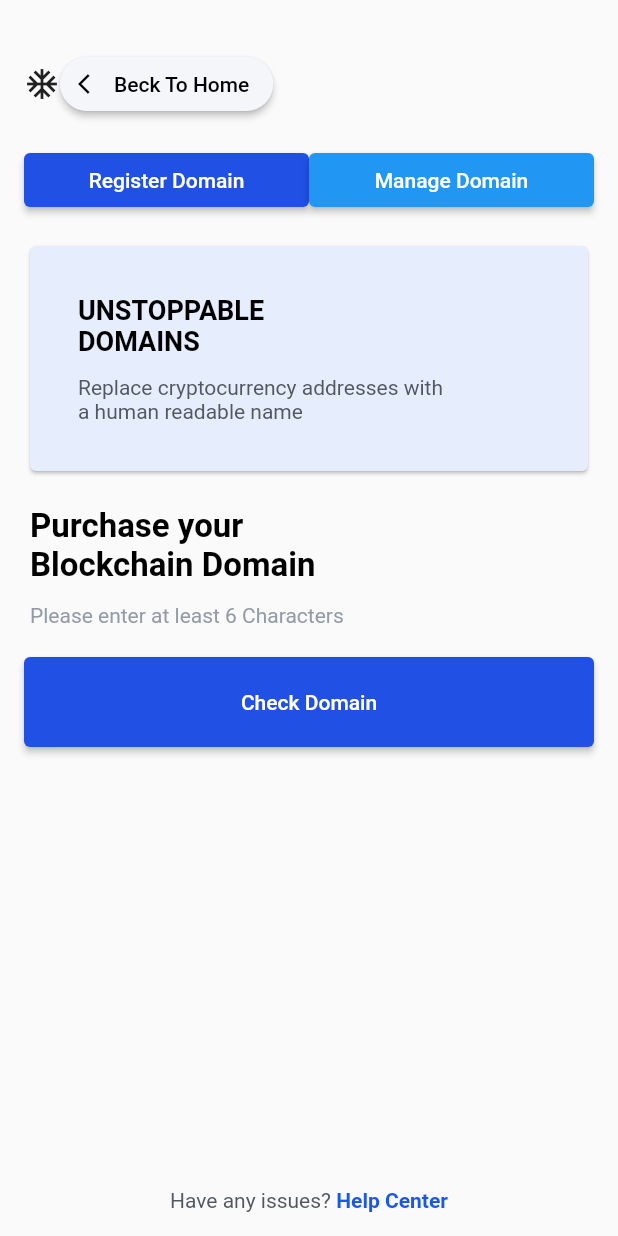
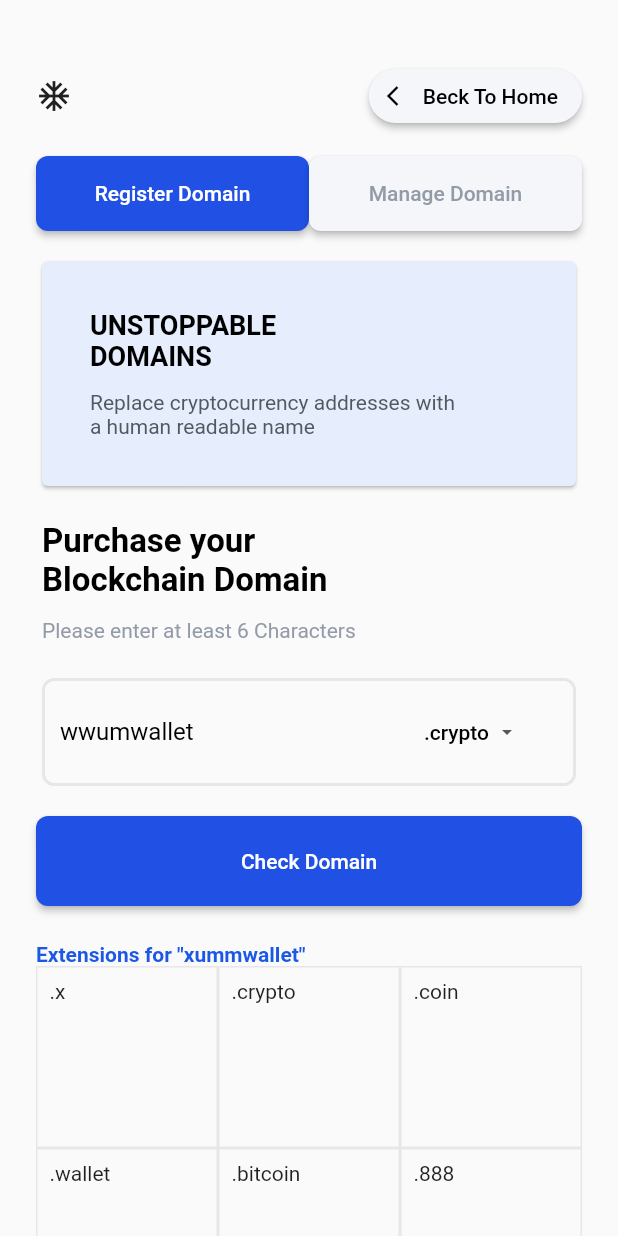
Before and after one commit to VadymMobileDev/up_reselling_webapp, a Flutter app: the screen it shows after launch, on a phone screen of 412 x 824 dp. Run offline on Flutter 3.47's test engine with Material 2 defaults, Android fonts, the light colour scheme and no system bars; our stand-ins replace dio, retrofit; generated files the repository leaves out were written again.

Commit message:
init added GridList

```diff
--- a/lib/application/app_color.dart
+++ b/lib/application/app_color.dart
@@ -11,5 +11,7 @@
   static const textGrey               = Color(0xFF939BA8);
   static const textGreyDark           = Color(0xFF515860);
   static const black                  = Color(0xFF000000);
+  static const white                  = Color(0xFFFFFFFF);
+  static const borderCardGrey         = Color(0xFFE7E7E7);
 
 }
--- a/lib/application/style/dimens.dart
+++ b/lib/application/style/dimens.dart
@@ -28,4 +28,6 @@
 
 /* Other sizes */
   static const double borderButtonRadius = 20.0;
+  static const double margeButtonsEdge = 50.0;
+  static const double margeButtonEdge = 60.0;
 }
--- a/lib/main.dart
+++ b/lib/main.dart
@@ -4,7 +4,6 @@
 import 'package:up_reselling_webapp/application/app_color.dart';
 import 'package:up_reselling_webapp/application/style/dimens.dart';
 import 'package:up_reselling_webapp/models/domain_name.dart';
-import 'package:up_reselling_webapp/repository/repository_page.dart';
 
 void main() {
   runApp(MyApp());
@@ -33,8 +32,10 @@
   @override
   Widget build(BuildContext context) {
     return Scaffold(
-        body: Padding(
-      padding: EdgeInsets.all(Dimens.paddingMedium),
+
+      body:SingleChildScrollView(
+          child: Padding(
+      padding: EdgeInsets.all(Dimens.paddingMediumLarge),
       child: Column(
         children: [
           SizedBox(height: Dimens.paddingMedium),
@@ -49,13 +50,27 @@
                       onPressed: () {
                         setState(() => _flag = !_flag);
                       },
-                      child: Text("Register Domain"),
+                      child: Text("Register Domain",
+                          style: TextStyle(color: _flag ? AppColor.white : AppColor.textGrey)),
                       style: ElevatedButton.styleFrom(
-                        primary: _flag
-                            ? AppColor.primaryBlue
-                            : AppColor.primaryGrey, // This is what you need!
+                        primary: _flag ? AppColor.primaryBlue : AppColor.primaryGrey, minimumSize: Size(double.infinity, Dimens.margeButtonsEdge),
+                          shape: RoundedRectangleBorder(
+                            borderRadius: BorderRadius.circular(Dimens.paddingDefault),
+                          )
                       ))),
-              Expanded(child: ElevatedButton(onPressed: () {}, child: Text("Manage Domain"))),
+              Expanded(
+                  child: ElevatedButton(
+                      onPressed: () {
+                        setState(() => _flag = !_flag);
+                      },
+                      child: Text("Manage Domain",
+                          style: TextStyle(color: _flag ? AppColor.textGrey : AppColor.white)),
+                      style: ElevatedButton.styleFrom(
+                        primary: _flag ? AppColor.primaryGrey : AppColor.primaryBlue, minimumSize: Size(double.infinity, Dimens.margeButtonsEdge),
+                          shape: RoundedRectangleBorder(
+                            borderRadius: BorderRadius.circular(Dimens.paddingDefault),
+                          )
+                      ))),
             ],
           ),
 
@@ -63,46 +78,108 @@
           _unstoppableCard(),
           _purchaseCard(),
 
-/*        Expanded(
-          child: Container(
-            height: 100,
-            child: _buildBody(context),
-          ),
-        ),*/
+          Card(
+            color: AppColor.backgroundLightGrey,
+            elevation: 0.0,
+            shape: RoundedRectangleBorder(
+                borderRadius: BorderRadius.all(Radius.circular(Dimens.paddingDefault)),
+                side: BorderSide(width: 2, color: AppColor.borderCardGrey)),
+            child: Padding(
+              padding: EdgeInsets.all(Dimens.paddingSemi),
+              child: Row(
+                children: <Widget>[
+              Expanded(
+              child: Align(
+                alignment: Alignment.centerLeft,
+                child:
+                  Text("wwumwallet", style: TextStyle(color: AppColor.black, fontSize: Dimens.paddingMedium)),
+              )),
                ElevatedButton(
                     onPressed: () {},
-              child: Text("Check Domain"),
+                    child:Row(
+                      children:[
+                        Container(
+                          child: Text(".crypto", style: TextStyle(color: AppColor.black)),
+                        ),
+                        Padding(
+                          padding: EdgeInsets.fromLTRB(4, 0, 10, 0),
+                          child: Icon(Icons.arrow_drop_down, color: AppColor.textGreyDark, size: Dimens.paddingMedium)
+                          ),
+                      ],
+                    ),
                       style: ElevatedButton.styleFrom(
-                  primary: AppColor.primaryBlue, minimumSize: Size(double.infinity, 60))),
+                      primary: AppColor.backgroundLightGrey, elevation: 0.0
+                    ),
+                  )
+
+                ],
+              ),
+            ),
+          ),
+
+
+          SizedBox(height: Dimens.paddingMedium),
+          _checkDomainButton(),
+          SizedBox(height: Dimens.paddingMediumLarge),
+          _textExtensions("xummwallet"),
+
+            Container(
+                width: MediaQuery.of(context).size.width,
+                child:
+          GridView.count(
+            primary: false,
+            crossAxisCount: 3,
+            shrinkWrap: true,
+            physics: NeverScrollableScrollPhysics(),
+            children: <Widget>[
+              _listGridContainer(".x"),
+              _listGridContainer(".crypto"),
+              _listGridContainer(".coin"),
+              _listGridContainer(".wallet"),
+              _listGridContainer(".bitcoin"),
+              _listGridContainer(".888"),
+              _listGridContainer(".nft"),
+              _listGridContainer(".dao"),
+              _listGridContainer(".zil"),
+            ],
+          ),
+            ),
 
           _textHelpCenter(),
           // _domainListName(context)
         ],
       ),
-    ));
+    )));
   }
 }
 
 Widget _backToHome() {
   return Row(
     children: [
-      Icon(Icons.ac_unit),
-      ElevatedButton.icon(
+  Expanded(
+     child: Align(
+    alignment: Alignment.centerLeft,
+    child:   Icon(Icons.ac_unit),
+    ),),
+  Expanded(
+    child: Align(
+        alignment: Alignment.centerRight,
+        child:       ElevatedButton.icon(
           icon: Icon(Icons.arrow_back_ios, color: AppColor.black, size: Dimens.paddingMedium),
           onPressed: () {},
           label: Text("Beck To Home", style: TextStyle(color: AppColor.black),),
           style: ElevatedButton.styleFrom(
             primary: AppColor.primaryGrey,
-          shape: new RoundedRectangleBorder(
-            borderRadius: new BorderRadius.circular(Dimens.borderButtonRadius),
+            shape: RoundedRectangleBorder(
+              borderRadius: BorderRadius.circular(Dimens.borderButtonRadius),
             ),
           ),
         )
+      ),),
+
     ],
   );
 }
-
-
 
 Widget _unstoppableCard() {
   return Card(
@@ -144,11 +221,27 @@
   );
 }
 
+Widget _textExtensions(String name) {
+  return Align(
+      alignment: Alignment.centerLeft,
+      child: Container(
+          child: Text("Extensions for \"" + "$name" + "\"",
+              style: TextStyle(color: AppColor.textBlue, fontWeight: FontWeight.bold))));
+}
+
+Widget _checkDomainButton(){
+  return ElevatedButton(
+      onPressed: () {},
+      child: Text("Check Domain"),
+      style: ElevatedButton.styleFrom(
+          primary: AppColor.primaryBlue,
+          minimumSize: Size(double.infinity, Dimens.margeButtonEdge),
+          shape: RoundedRectangleBorder(
+              borderRadius: BorderRadius.circular(Dimens.paddingDefault))));
+}
+
 Widget _textHelpCenter(){
-  return Expanded(
-    child: Align(
-      alignment: Alignment.bottomCenter,
-      child: RichText(
+  return RichText(
         text: TextSpan(
           children: <TextSpan>[
             TextSpan(
@@ -158,18 +251,20 @@
                 style: TextStyle(color: AppColor.textBlue, fontWeight: FontWeight.bold)),
           ],
         ),
-      ),
-    ),
   );
 }
 
-/*    Row(
-    children: [
-      ElevatedButton(onPressed: () {}, child: Text("Register Domain")),
-      ElevatedButton(onPressed: () {}, child: Text("Manage Domain")),
-    ],
-  );*/
-// }
+
+Widget _listGridContainer(String text){
+  return Container(
+      padding: const EdgeInsets.all(8),
+      child: Text(text),
+      decoration: BoxDecoration(
+          border: Border.all(width: 1, color: AppColor.borderCardGrey)
+      )
+  );
+}
+
 
 FutureBuilder<DomainResponseData> _buildBody(BuildContext context) {
   final client = RestClient(Dio(BaseOptions(contentType: "application/json")));
```
Lines whose indentation alone changed are shown as unchanged.
